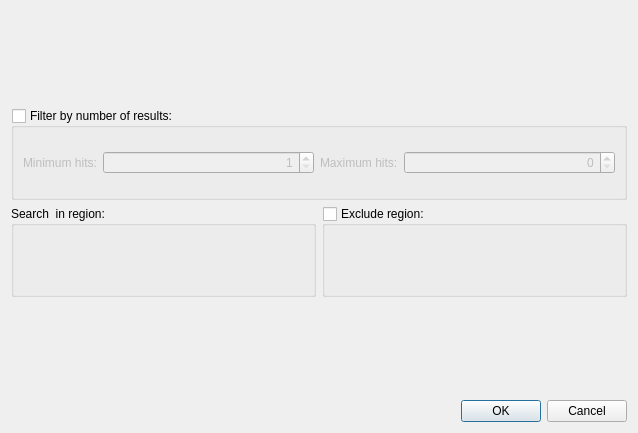
Before: the Qt Designer form src/plugins/enzymes/src/FindEnzymesDialog.ui in violethaze74/ugene, drawn with Qt 5.
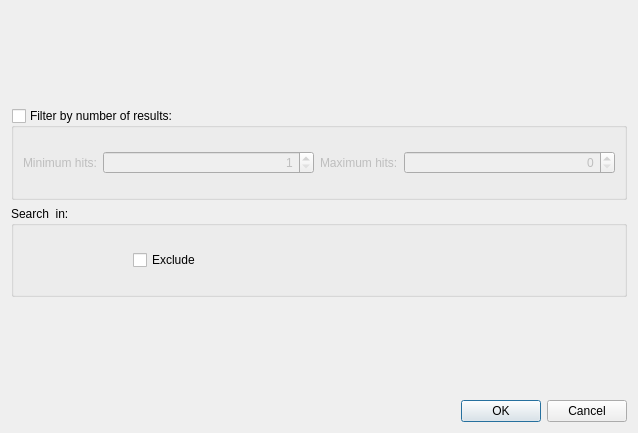
After: the same form once the commit is applied.

Commit message: UGENE-3267: add region combo box to Search In block

What changed in the file:
```diff
--- a/src/plugins/enzymes/src/FindEnzymesDialog.ui
+++ b/src/plugins/enzymes/src/FindEnzymesDialog.ui
@@ -113,33 +113,40 @@
     </widget>
    </item>
    <item>
-    <layout class="QHBoxLayout" name="horizontalLayout">
-     <item>
       <widget class="QGroupBox" name="groupBox">
        <property name="title">
-        <string>Search  in region:</string>
-       </property>
-       <layout class="QHBoxLayout" name="searchRegionLayout"/>
-      </widget>
-     </item>
+      <string>Search  in:</string>
+     </property>
+     <layout class="QVBoxLayout" name="searchRegionLayout">
      <item>
-      <widget class="QGroupBox" name="excludeRegionBox">
-       <property name="toolTip">
-        <string>Enzymes must not cut in the following region</string>
-       </property>
-       <property name="title">
-        <string>Exclude region:</string>
-       </property>
-       <property name="checkable">
-        <bool>true</bool>
-       </property>
-       <property name="checked">
-        <bool>false</bool>
-       </property>
-       <layout class="QHBoxLayout" name="excludeRangeLayout"/>
+       <layout class="QHBoxLayout" name="excludeRegionLayout">
+        <item>
+         <spacer name="excludeRegionsSpacer">
+          <property name="orientation">
+           <enum>Qt::Horizontal</enum>
+          </property>
+          <property name="sizeType">
+           <enum>QSizePolicy::Fixed</enum>
+          </property>
+          <property name="sizeHint" stdset="0">
+           <size>
+            <width>110</width>
+            <height>0</height>
+           </size>
+          </property>
+         </spacer>
+        </item>
+        <item>
+         <widget class="QCheckBox" name="excludeRegionBox">
+          <property name="text">
+           <string>Exclude</string>
+          </property>
       </widget>
      </item>
     </layout>
+      </item>
+     </layout>
+    </widget>
    </item>
    <item>
     <layout class="QHBoxLayout" name="horizontalLayout_3">
```
Lines whose indentation alone changed are shown as unchanged. The commit also changes 2 other files.
